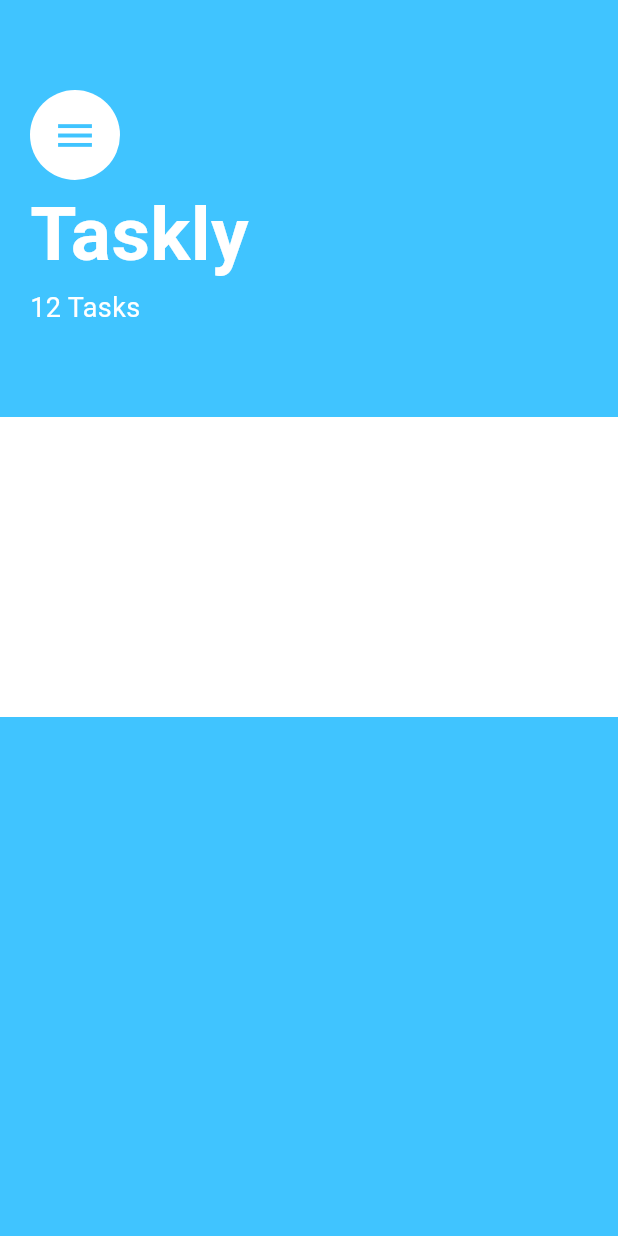
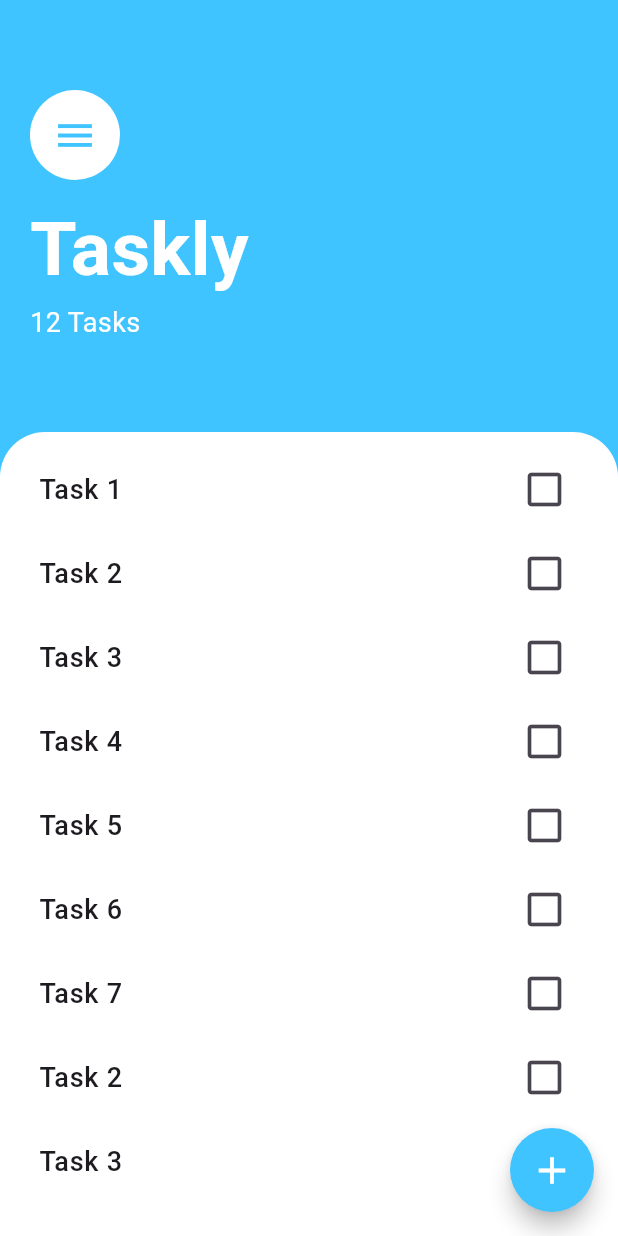
Before and after one commit to Bett-dev/Taskly, a Flutter app: the screen it shows after launch, on a phone screen of 412 x 824 dp. Run offline on Flutter 3.47's test engine with Material 3 defaults, Android fonts, the phone set to English and light mode, and no system bars.

Commit message:
list view and add task widget

```diff
--- a/lib/task_screen.dart
+++ b/lib/task_screen.dart
@@ -26,6 +26,9 @@ class TaskScreen extends StatelessWidget {
                       color: Colors.lightBlueAccent,
                     ),
                   ),
+                  SizedBox(
+                    height: 10.0,
+                  ),
                   Text(
                     'Taskly',
                     style: TextStyle(
@@ -40,17 +43,143 @@ class TaskScreen extends StatelessWidget {
                 ],
               ),
             ),
-            Column(
-              children: [
-                Container(
+            Expanded(
+              child: Container(
+                decoration: BoxDecoration(
                   color: Colors.white,
-                  height: 200,
-                )
-              ],
-            )
+                  borderRadius: BorderRadius.only(
+                      topLeft: Radius.circular(30),
+                      topRight: Radius.circular(30)),
+                ),
+                child: Padding(
+                  padding: const EdgeInsets.all(10.0),
+                  child: ListView(children: [
+                    TaskList(
+                      text: 'Task 1',
+                    ),
+                    TaskList(
+                      text: 'Task 2',
+                    ),
+                    TaskList(
+                      text: 'Task 3',
+                    ),
+                    TaskList(
+                      text: 'Task 4',
+                    ),
+                    TaskList(
+                      text: 'Task 5',
+                    ),
+                    TaskList(
+                      text: 'Task 6',
+                    ),
+                    TaskList(
+                      text: 'Task 7',
+                    ),
+                    TaskList(
+                      text: 'Task 2',
+                    ),
+                    TaskList(
+                      text: 'Task 3',
+                    ),
+                    TaskList(
+                      text: 'Task 4',
+                    ),
+                    TaskList(
+                      text: 'Task 5',
+                    ),
+                    TaskList(
+                      text: 'Task 12',
+                    ),
+                  ]),
+                ),
+              ),
+            ),
           ],
+        ),
+      ),
+      floatingActionButton: FloatingActionButton(
+        onPressed: () {
+          showModalBottomSheet<void>(
+              context: context,
+              isScrollControlled: true,
+              builder: (BuildContext context) {
+                return SingleChildScrollView(
+                  child: Padding(
+                    padding: EdgeInsets.only(
+                        bottom: MediaQuery.of(context).viewInsets.bottom),
+                    child: Padding(
+                      padding: const EdgeInsets.symmetric(horizontal: 20.0),
+                      child: Column(
+                        crossAxisAlignment: CrossAxisAlignment.stretch,
+                        children: [
+                          Text(
+                            textAlign: TextAlign.center,
+                            'Add Task',
+                            style: TextStyle(
+                                fontSize: 32, fontWeight: FontWeight.w600),
+                          ),
+                          TextField(
+                            decoration: InputDecoration(
+                              enabledBorder: UnderlineInputBorder(
+                                borderSide: BorderSide(
+                                    color: Colors.lightBlueAccent, width: 2),
+                              ),
+                              focusedBorder: UnderlineInputBorder(
+                                borderSide: BorderSide(
+                                    color: Colors.lightBlueAccent, width: 2),
+                              ),
+                            ),
+                            autofocus: true,
+                            textAlign: TextAlign.center,
+                          ),
+                          SizedBox(
+                            height: 10.0,
+                          ),
+                          TextButton(
+                            style: ButtonStyle(
+                              backgroundColor: WidgetStatePropertyAll(
+                                  Colors.lightBlueAccent),
+                            ),
+                            onPressed: () {},
+                            child: Text(
+                              'Submit',
+                              style: TextStyle(color: Colors.white),
+                            ),
+                          )
+                        ],
+                      ),
+                    ),
+                  ),
+                );
+              });
+        },
+        shape: CircleBorder(),
+        backgroundColor: Colors.lightBlueAccent,
+        child: Icon(
+          Icons.add,
+          size: 30,
+          color: Colors.white,
         ),
       ),
     );
   }
 }
+
+class TaskList extends StatelessWidget {
+  const TaskList({super.key, required this.text});
+  final String text;
+
+  @override
+  Widget build(BuildContext context) {
+    return ListTile(
+      title: Text(
+        text,
+        style: TextStyle(fontSize: 18, fontWeight: FontWeight.w500),
+      ),
+      trailing: Icon(
+        Icons.check_box_outline_blank,
+        size: 30,
+      ),
+    );
+  }
+}
```
